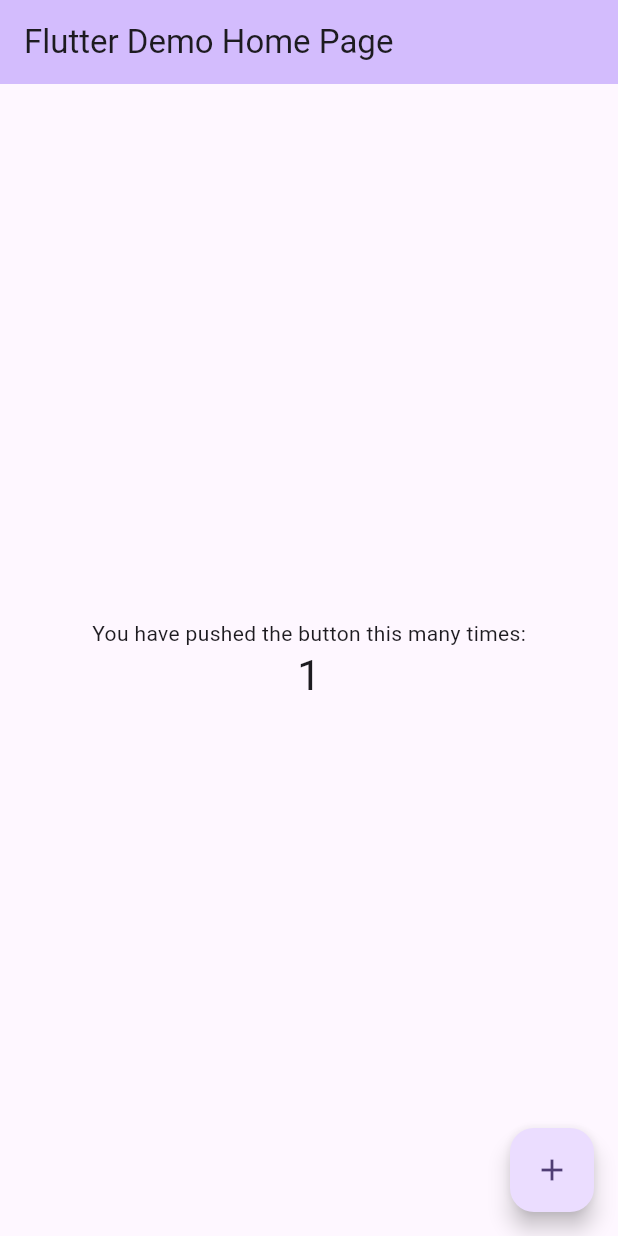
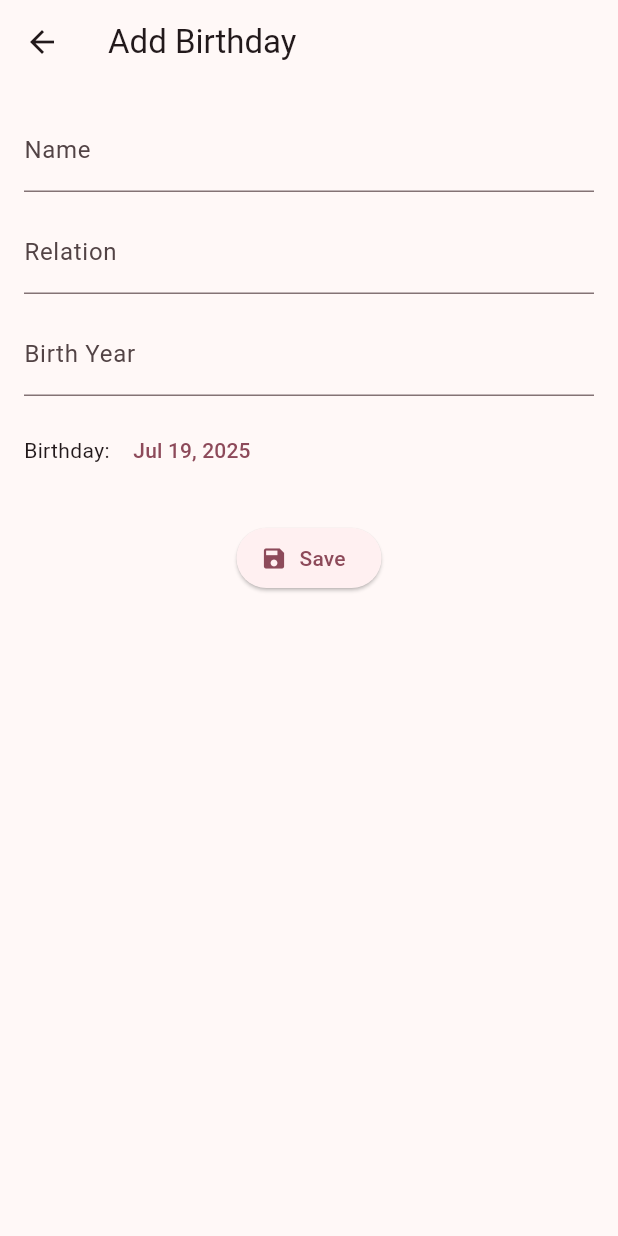
Before and after one commit to sorecauadrian/candale_time, a Flutter app: the screen it shows after launch, after a tap on the "add" icon, on a phone screen of 412 x 824 dp. Run offline on Flutter 3.47's test engine with Material 3 defaults, Android fonts, the phone set to English and light mode, and no system bars; our stand-ins replace hive, hive_flutter, table_calendar; accounts and stored records are empty; generated files the repository leaves out were written again.

Commit message:
added birthday functionality, now we're having a calendar with birthdays

```diff
--- a/lib/main.dart
+++ b/lib/main.dart
@@ -1,125 +1,34 @@
 import 'package:flutter/material.dart';
+import 'package:hive_flutter/hive_flutter.dart';
+import 'package:path_provider/path_provider.dart' as path_provider;
 
-void main() {
-  runApp(const MyApp());
+import 'models/birthday.dart';
+import 'pages/birthday_list_page.dart';
+
+void main() async {
+  WidgetsFlutterBinding.ensureInitialized();
+
+  final appDocDir = await path_provider.getApplicationDocumentsDirectory();
+  await Hive.initFlutter(appDocDir.path);
+
+  Hive.registerAdapter(BirthdayAdapter());
+  await Hive.openBox<Birthday>('birthdays');
+
+  runApp(const CandaleTimeApp());
 }
 
-class MyApp extends StatelessWidget {
-  const MyApp({super.key});
+class CandaleTimeApp extends StatelessWidget {
+  const CandaleTimeApp({super.key});
 
-  // This widget is the root of your application.
   @override
   Widget build(BuildContext context) {
     return MaterialApp(
-      title: 'Flutter Demo',
+      title: 'Candale Time',
       theme: ThemeData(
-        // This is the theme of your application.
-        //
-        // TRY THIS: Try running your application with "flutter run". You'll see
-        // the application has a purple toolbar. Then, without quitting the app,
-        // try changing the seedColor in the colorScheme below to Colors.green
-        // and then invoke "hot reload" (save your changes or press the "hot
-        // reload" button in a Flutter-supported IDE, or press "r" if you used
-        // the command line to start the app).
-        //
-        // Notice that the counter didn't reset back to zero; the application
-        // state is not lost during the reload. To reset the state, use hot
-        // restart instead.
-        //
-        // This works for code too, not just values: Most code changes can be
-        // tested with just a hot reload.
-        colorScheme: ColorScheme.fromSeed(seedColor: Colors.deepPurple),
+        colorScheme: ColorScheme.fromSeed(seedColor: Colors.pinkAccent),
         useMaterial3: true,
       ),
-      home: const MyHomePage(title: 'Flutter Demo Home Page'),
+      home: const BirthdayListPage(),
     );
   }
 }
-
-class MyHomePage extends StatefulWidget {
-  const MyHomePage({super.key, required this.title});
-
-  // This widget is the home page of your application. It is stateful, meaning
-  // that it has a State object (defined below) that contains fields that affect
-  // how it looks.
-
-  // This class is the configuration for the state. It holds the values (in this
-  // case the title) provided by the parent (in this case the App widget) and
-  // used by the build method of the State. Fields in a Widget subclass are
-  // always marked "final".
-
-  final String title;
-
-  @override
-  State<MyHomePage> createState() => _MyHomePageState();
-}
-
-class _MyHomePageState extends State<MyHomePage> {
-  int _counter = 0;
-
-  void _incrementCounter() {
-    setState(() {
-      // This call to setState tells the Flutter framework that something has
-      // changed in this State, which causes it to rerun the build method below
-      // so that the display can reflect the updated values. If we changed
-      // _counter without calling setState(), then the build method would not be
-      // called again, and so nothing would appear to happen.
-      _counter++;
-    });
-  }
-
-  @override
-  Widget build(BuildContext context) {
-    // This method is rerun every time setState is called, for instance as done
-    // by the _incrementCounter method above.
-    //
-    // The Flutter framework has been optimized to make rerunning build methods
-    // fast, so that you can just rebuild anything that needs updating rather
-    // than having to individually change instances of widgets.
-    return Scaffold(
-      appBar: AppBar(
-        // TRY THIS: Try changing the color here to a specific color (to
-        // Colors.amber, perhaps?) and trigger a hot reload to see the AppBar
-        // change color while the other colors stay the same.
-        backgroundColor: Theme.of(context).colorScheme.inversePrimary,
-        // Here we take the value from the MyHomePage object that was created by
-        // the App.build method, and use it to set our appbar title.
-        title: Text(widget.title),
-      ),
-      body: Center(
-        // Center is a layout widget. It takes a single child and positions it
-        // in the middle of the parent.
-        child: Column(
-          // Column is also a layout widget. It takes a list of children and
-          // arranges them vertically. By default, it sizes itself to fit its
-          // children horizontally, and tries to be as tall as its parent.
-          //
-          // Column has various properties to control how it sizes itself and
-          // how it positions its children. Here we use mainAxisAlignment to
-          // center the children vertically; the main axis here is the vertical
-          // axis because Columns are vertical (the cross axis would be
-          // horizontal).
-          //
-          // TRY THIS: Invoke "debug painting" (choose the "Toggle Debug Paint"
-          // action in the IDE, or press "p" in the console), to see the
-          // wireframe for each widget.
-          mainAxisAlignment: MainAxisAlignment.center,
-          children: <Widget>[
-            const Text(
-              'You have pushed the button this many times:',
-            ),
-            Text(
-              '$_counter',
-              style: Theme.of(context).textTheme.headlineMedium,
-            ),
-          ],
-        ),
-      ),
-      floatingActionButton: FloatingActionButton(
-        onPressed: _incrementCounter,
-        tooltip: 'Increment',
-        child: const Icon(Icons.add),
-      ), // This trailing comma makes auto-formatting nicer for build methods.
-    );
-  }
-}
--- /dev/null
+++ b/lib/models/birthday.dart
@@ -0,0 +1,30 @@
+import 'package:hive/hive.dart';
+import 'gift_idea.dart';
+
+part 'birthday.g.dart';
+
+@HiveType(typeId: 0)
+class Birthday extends HiveObject {
+  @HiveField(0)
+  String name;
+
+  @HiveField(1)
+  DateTime date;
+
+  @HiveField(2)
+  String relation;
+
+  @HiveField(3)
+  int? birthYear;
+
+  @HiveField(4)
+  List<GiftIdea> giftIdeas;
+
+  Birthday({
+    required this.name,
+    required this.date,
+    required this.relation,
+    this.birthYear,
+    this.giftIdeas = const [],
+  });
+}
--- /dev/null
+++ b/lib/models/gift_idea.dart
@@ -0,0 +1,17 @@
+import 'package:hive/hive.dart';
+
+part 'gift_idea.g.dart';
+
+@HiveType(typeId: 1)
+class GiftIdea extends HiveObject {
+  @HiveField(0)
+  String description;
+
+  @HiveField(1)
+  bool isTaken;
+
+  GiftIdea({
+    required this.description,
+    this.isTaken = false,
+  });
+}
--- /dev/null
+++ b/lib/pages/birthday_form_page.dart
@@ -0,0 +1,141 @@
+import 'package:flutter/material.dart';
+import 'package:hive/hive.dart';
+import 'package:intl/intl.dart';
+
+import '../models/birthday.dart';
+
+class BirthdayFormPage extends StatefulWidget {
+  final Birthday? birthday;
+
+  const BirthdayFormPage({super.key, this.birthday});
+
+  @override
+  State<BirthdayFormPage> createState() => _BirthdayFormPageState();
+}
+
+class _BirthdayFormPageState extends State<BirthdayFormPage> {
+  final _formKey = GlobalKey<FormState>();
+  late final TextEditingController _nameController;
+  late final TextEditingController _relationController;
+  late final TextEditingController _birthYearController;
+  DateTime _selectedDate = DateTime.now();
+
+  @override
+  void initState() {
+    super.initState();
+    final birthday = widget.birthday;
+    _nameController = TextEditingController(text: birthday?.name ?? '');
+    _relationController = TextEditingController(text: birthday?.relation ?? '');
+    _birthYearController = TextEditingController(
+        text: birthday?.birthYear?.toString() ?? '');
+    _selectedDate = birthday?.date ?? DateTime.now();
+  }
+
+  @override
+  void dispose() {
+    _nameController.dispose();
+    _relationController.dispose();
+    _birthYearController.dispose();
+    super.dispose();
+  }
+
+  void _saveBirthday() async {
+    if (!_formKey.currentState!.validate()) return;
+
+    final box = Hive.box<Birthday>('birthdays');
+    final newBirthday = Birthday(
+      name: _nameController.text,
+      date: _selectedDate,
+      relation: _relationController.text,
+      birthYear: int.tryParse(_birthYearController.text.trim()),
+    );
+
+    if (widget.birthday != null) {
+      widget.birthday!
+        ..name = newBirthday.name
+        ..date = newBirthday.date
+        ..relation = newBirthday.relation
+        ..birthYear = newBirthday.birthYear
+        ..save();
+    } else {
+      await box.add(newBirthday);
+    }
+
+    if (!mounted) return;
+    Navigator.pop(context);
+  }
+
+  Future<void> _pickDate() async {
+    final picked = await showDatePicker(
+      context: context,
+      initialDate: _selectedDate,
+      firstDate: DateTime(1900),
+      lastDate: DateTime(2100),
+    );
+
+    if (picked != null) {
+      setState(() => _selectedDate = picked);
+    }
+  }
+
+  @override
+  Widget build(BuildContext context) {
+    final isEditing = widget.birthday != null;
+
+    return Scaffold(
+      appBar: AppBar(
+        title: Text(isEditing ? 'Edit Birthday' : 'Add Birthday'),
+      ),
+      body: Padding(
+        padding: const EdgeInsets.all(16),
+        child: Form(
+          key: _formKey,
+          child: Column(
+            children: [
+              TextFormField(
+                controller: _nameController,
+                decoration: const InputDecoration(labelText: 'Name'),
+                validator: (val) => val == null || val.isEmpty ? 'Enter a name' : null,
+              ),
+              const SizedBox(height: 12),
+              TextFormField(
+                controller: _relationController,
+                decoration: const InputDecoration(labelText: 'Relation'),
+              ),
+              const SizedBox(height: 12),
+              TextFormField(
+                controller: _birthYearController,
+                decoration: const InputDecoration(labelText: 'Birth Year'),
+                keyboardType: TextInputType.number,
+                validator: (val) {
+                  if (val == null || val.isEmpty) return 'Enter birth year';
+                  final year = int.tryParse(val);
+                  if (year == null || year < 1900 || year > DateTime.now().year) {
+                    return 'Enter valid year';
+                  }
+                  return null;
+                },
+              ),
+              const SizedBox(height: 12),
+              Row(
+                children: [
+                  const Text('Birthday: '),
+                  TextButton(
+                    onPressed: _pickDate,
+                    child: Text(DateFormat.yMMMd().format(_selectedDate)),
+                  ),
+                ],
+              ),
+              const SizedBox(height: 24),
+              ElevatedButton.icon(
+                onPressed: _saveBirthday,
+                icon: const Icon(Icons.save),
+                label: const Text('Save'),
+              ),
+            ],
+          ),
+        ),
+      ),
+    );
+  }
+}
--- /dev/null
+++ b/lib/pages/birthday_list_page.dart
@@ -0,0 +1,132 @@
+import 'package:flutter/material.dart';
+import 'package:hive_flutter/hive_flutter.dart';
+import 'package:table_calendar/table_calendar.dart';
+import '../models/birthday.dart';
+import 'birthday_form_page.dart';
+
+class BirthdayListPage extends StatefulWidget {
+  const BirthdayListPage({super.key});
+
+  @override
+  State<BirthdayListPage> createState() => _BirthdayListPageState();
+}
+
+class _BirthdayListPageState extends State<BirthdayListPage> {
+  late final Box<Birthday> birthdayBox;
+  DateTime _focusedDay = DateTime.now();
+  DateTime? _selectedDay;
+
+  @override
+  void initState() {
+    super.initState();
+    birthdayBox = Hive.box<Birthday>('birthdays');
+  }
+
+  List<Birthday> _getBirthdaysForDay(DateTime day) {
+    return birthdayBox.values
+        .where((b) => b.date.month == day.month && b.date.day == day.day)
+        .toList();
+  }
+
+  @override
+  Widget build(BuildContext context) {
+    return Scaffold(
+      appBar: AppBar(title: const Text('Candale Time')),
+      body: ValueListenableBuilder(
+        valueListenable: birthdayBox.listenable(),
+        builder: (context, Box<Birthday> box, _) {
+          return Column(
+            children: [
+              TableCalendar(
+                firstDay: DateTime.utc(2000),
+                lastDay: DateTime.utc(2100),
+                focusedDay: _focusedDay,
+                selectedDayPredicate: (day) => isSameDay(_selectedDay, day),
+                calendarFormat: CalendarFormat.month,
+                availableCalendarFormats: const {
+                  CalendarFormat.month: 'Month',
+                },
+                headerStyle: const HeaderStyle(
+                  formatButtonVisible: false,
+                ),
+                onDaySelected: (selectedDay, focusedDay) {
+                  setState(() {
+                    _selectedDay = selectedDay;
+                    _focusedDay = focusedDay;
+                  });
+                },
+                calendarBuilders: CalendarBuilders(
+                  markerBuilder: (context, date, _) {
+                    final events = _getBirthdaysForDay(date);
+                    if (events.isNotEmpty) {
+                      return Positioned(
+                        right: 1,
+                        bottom: 1,
+                        child: Container(
+                          width: 6,
+                          height: 6,
+                          decoration: const BoxDecoration(
+                            shape: BoxShape.circle,
+                            color: Colors.pinkAccent,
+                          ),
+                        ),
+                      );
+                    }
+                    return null;
+                  },
+                ),
+              ),
+              const SizedBox(height: 8),
+              Expanded(
+                child: _selectedDay == null
+                    ? const Center(child: Text('Select a date to view birthdays'))
+                    : ListView(
+                        children: _getBirthdaysForDay(_selectedDay!).map((b) {
+                          return ListTile(
+                            title: Text(b.name),
+                            subtitle: Text(
+                              'Relation: ${b.relation}'
+                              '${b.birthYear != null ? " | Age: ${_selectedDay!.year - b.birthYear!}" : ""}',
+                            ),
+                            trailing: Row(
+                              mainAxisSize: MainAxisSize.min,
+                              children: [
+                                IconButton(
+                                  icon: const Icon(Icons.edit),
+                                  onPressed: () {
+                                    Navigator.push(
+                                      context,
+                                      MaterialPageRoute(
+                                        builder: (_) => BirthdayFormPage(birthday: b),
+                                      ),
+                                    );
+                                  },
+                                ),
+                                IconButton(
+                                  icon: const Icon(Icons.delete),
+                                  onPressed: () {
+                                    b.delete();
+                                  },
+                                ),
+                              ],
+                            ),
+                          );
+                        }).toList(),
+                      ),
+              ),
+            ],
+          );
+        },
+      ),
+      floatingActionButton: FloatingActionButton(
+        onPressed: () {
+          Navigator.push(
+            context,
+            MaterialPageRoute(builder: (_) => const BirthdayFormPage()),
+          );
+        },
+        child: const Icon(Icons.add),
+      ),
+    );
+  }
+}
```
Also changed, not shown: pubspec.yaml (+7 -0 lines), pubspec.lock, 6 other files.
